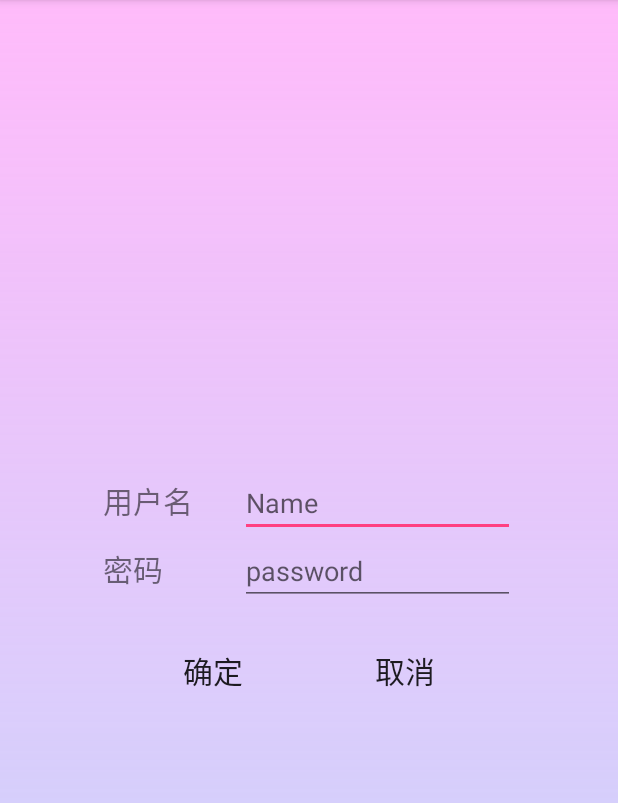
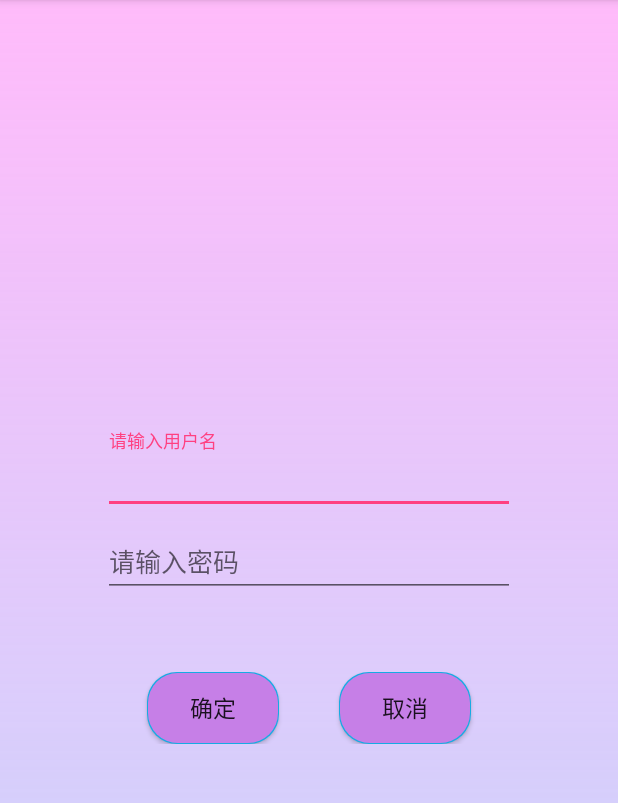
Before and after one commit to liangzihong/ShareYourWrongTitle, an Android app: the SignupActivity screen opened directly, with no data from a screen before it, on a phone screen of 412 x 824 dp, the part 60-863 px from its top. Run offline under Robolectric (Android 15) with nearby library versions, the phone set to English and light mode, and no system bars; libraries missing offline, so code that uses them is left out: cn.bmob.v3, jp.wasabeef.glide.

Commit message:
easyui_upgrade

```diff
--- a/app/build.gradle
+++ b/app/build.gradle
@@ -26,6 +26,7 @@ dependencies {
         exclude group: 'com.android.support', module: 'support-annotations'
     })
     compile 'com.android.support:appcompat-v7:25.3.1'
+    compile 'com.android.support:design:25.3.1'
     compile 'com.android.support.constraint:constraint-layout:1.0.0-alpha7'
     compile 'com.android.support:cardview-v7:25.3.1'
     compile 'de.hdodenhof:circleimageview:2.1.0'
--- a/app/src/main/java/Activitys/AnimateActivity.java
+++ b/app/src/main/java/Activitys/AnimateActivity.java
@@ -25,7 +25,7 @@ public class AnimateActivity extends BaseActivity {
         //渐变展示启动屏
 
         AlphaAnimation aa = new AlphaAnimation(0.3f,1.0f);
-        aa.setDuration(1000);
+        aa.setDuration(2000);
         view.startAnimation(aa);
         aa.setAnimationListener(new Animation.AnimationListener()
         {
--- a/app/src/main/java/Presenters/LoadGroupPresenter.java
+++ b/app/src/main/java/Presenters/LoadGroupPresenter.java
@@ -32,7 +32,7 @@ public class LoadGroupPresenter implements ILoadGroupPresenter {
 
         int size=GroupNames.length;
         for(int i=0;i<size;i++) {
-            Group tmp = new Group(GroupNames[i], ProfilePhotos[i], LastRecords[i]);
+            Group tmp = new Group(GroupNames[i],R.drawable.sample, LastRecords[i]);
             GroupList.add(tmp);
         }
 
--- a/app/src/main/java/Presenters/LoginPresenter.java
+++ b/app/src/main/java/Presenters/LoginPresenter.java
@@ -49,11 +49,6 @@ public class LoginPresenter implements ILoginPresenter {
                 }
             }
         });
-
-
-
     }
 
-
-
 }
--- /dev/null
+++ b/app/src/main/res/drawable/button_style.xml
@@ -0,0 +1,8 @@
+<?xml version="1.0" encoding="utf-8"?>
+<selector
+    xmlns:android="http://schemas.android.com/apk/res/android">
+    <item  android:state_pressed="false"
+        android:drawable="@drawable/sign_seletor_nopressed"/>
+    <item  android:state_pressed="true"
+        android:drawable="@drawable/sign_seletor_pressed"/>
+</selector>
--- /dev/null
+++ b/app/src/main/res/drawable/sign_seletor_nopressed.xml
@@ -0,0 +1,23 @@
+<?xml version="1.0" encoding="UTF-8"?>
+<layer-list xmlns:android="http://schemas.android.com/apk/res/android">
+    <!-- 连框颜色值 --><item>
+    <shape>
+        <solid android:color="#17abe3" />
+        <corners android:radius="20dp" />
+
+    </shape>
+</item>
+    <!-- 主体背景颜色值 -->
+    <item android:bottom="1dp" android:right="1dp" android:top="1dp" android:left="1dp">
+        <shape>
+            <gradient android:startColor="#c67fe7" android:centerColor="#c67fe7"
+                android:endColor="#c67fe7" android:type="linear" android:angle="90"
+                android:centerX="0.5" android:centerY="0.5" />
+
+            <padding android:left="2dp" android:top="2dp" android:right="2dp"
+                android:bottom="2dp" />
+            <!-- 应该是圆角 -->
+            <corners android:radius="20dp" />
+        </shape>
+    </item>
+</layer-list>
--- /dev/null
+++ b/app/src/main/res/drawable/sign_seletor_pressed.xml
@@ -0,0 +1,23 @@
+<?xml version="1.0" encoding="UTF-8"?>
+<layer-list xmlns:android="http://schemas.android.com/apk/res/android">
+    <!-- 连框颜色值 --><item>
+    <shape>
+        <solid android:color="#17abe3" />
+        <corners android:radius="20dp" />
+
+    </shape>
+</item>
+    <!-- 主体背景颜色值 -->
+    <item android:bottom="1dp" android:right="1dp" android:top="1dp" android:left="1dp">
+        <shape>
+            <gradient android:startColor="#7bbfea" android:centerColor="#7bbfea"
+                android:endColor="#7bbfea" android:type="linear" android:angle="90"
+                android:centerX="0.5" android:centerY="0.5" />
+
+            <padding android:left="2dp" android:top="2dp" android:right="2dp"
+                android:bottom="2dp" />
+            <!-- 应该是圆角 -->
+            <corners android:radius="20dp" />
+        </shape>
+    </item>
+</layer-list>
--- a/app/src/main/res/layout/signup_layout.xml
+++ b/app/src/main/res/layout/signup_layout.xml
@@ -29,21 +29,29 @@ android:gravity="center">
             android:layout_height="match_parent"
             android:layout_weight="4">
 
-            <TextView
-                android:id="@+id/textView3"
+
+            <android.support.design.widget.TextInputLayout
                 android:layout_width="0dp"
                 android:layout_height="wrap_content"
-                android:layout_weight="1"
-                android:text="用户名"
-                android:textSize="20sp" />
+                android:layout_weight="2">
 
-            <EditText
+                <android.support.design.widget.TextInputEditText
+                    android:layout_width="match_parent"
+                    android:layout_height="wrap_content"
+                    android:id="@+id/signup_inputUser_editText"
+                    android:hint="请输入用户名"
+                    android:inputType="textPersonName"
+                    android:textSize="17sp"/>
+
+            </android.support.design.widget.TextInputLayout>
+
+            <!--EditText
                 android:id="@+id/signup_inputUser_editText"
                 android:layout_width="0dp"
                 android:layout_height="wrap_content"
                 android:layout_weight="2"
                 android:hint="Name"
-                android:inputType="textPersonName" />
+                android:inputType="textPersonName" /-->
 
 
         </LinearLayout>
@@ -75,25 +83,33 @@ android:gravity="center">
             android:layout_height="match_parent"
             android:layout_weight="4">
 
-            <TextView
-                android:id="@+id/textView4"
+
+
+
+            <android.support.design.widget.TextInputLayout
                 android:layout_width="0dp"
                 android:layout_height="wrap_content"
-                android:layout_weight="1"
-                android:text="密码"
-                android:textSize="20sp" />
+                android:layout_weight="2">
+
+                <android.support.design.widget.TextInputEditText
+                    android:layout_width="match_parent"
+                    android:layout_height="wrap_content"
+                    android:id="@+id/signup_inputPassword_editText"
+                    android:layout_weight="2"
+                    android:hint="请输入密码"
+                    android:inputType="textPassword"
+                    android:textSize="17sp"/>
+
+            </android.support.design.widget.TextInputLayout>
 
 
-            <EditText
+            <!--EditText
                 android:id="@+id/signup_inputPassword_editText"
                 android:layout_width="0dp"
                 android:layout_height="wrap_content"
                 android:layout_weight="2"
                 android:hint="password"
-                android:inputType="textPassword" />
-
-
-
+                android:inputType="textPassword" /-->
 
         </LinearLayout>
 
@@ -113,22 +129,22 @@ android:gravity="center">
 
 <Space
     android:layout_width="match_parent"
-    android:layout_height="20sp" />
+    android:layout_height="50sp" />
 
     <LinearLayout
         android:layout_width="match_parent"
         android:layout_height="wrap_content"
-    android:orientation="horizontal"
-    android:gravity="center_horizontal">
+        android:gravity="center_horizontal"
+        android:orientation="horizontal">
 
 
         <Button
             android:id="@+id/signup_ensure_button"
             android:layout_width="wrap_content"
             android:layout_height="wrap_content"
+            android:background="@drawable/button_style"
             android:text="确定"
-        android:textSize="20sp"
-        android:background="@android:color/transparent" />
+            android:textSize="15sp" />
 
         <Space
             android:layout_width="40dp"
@@ -138,9 +154,9 @@ android:gravity="center">
             android:id="@+id/signup_cancel_button"
             android:layout_width="wrap_content"
             android:layout_height="wrap_content"
-        android:background="@android:color/transparent"
+            android:background="@drawable/button_style"
             android:text="取消"
-        android:textSize="20sp" />
+            android:textSize="15sp" />
 
 
     </LinearLayout>
--- a/app/src/main/res/layout/view4.xml
+++ b/app/src/main/res/layout/view4.xml
@@ -38,7 +38,7 @@
                 <de.hdodenhof.circleimageview.CircleImageView
                     android:id="@+id/view4_profile"
                     android:layout_width="0dp"
-                    android:layout_height="90dp"
+                    android:layout_height="100dp"
                     android:layout_weight="1"
                     android:src="@drawable/unknown_profile" />
 
```
Also changed, not shown: app/src/main/res/layout/login_layout.xml (+38 -18 lines), app/src/main/res/layout/used_by_fragment1_layout.xml (+4 -5 lines), app/src/main/res/drawable/sample.jpg (added). Lines whose indentation alone changed are shown as unchanged.
